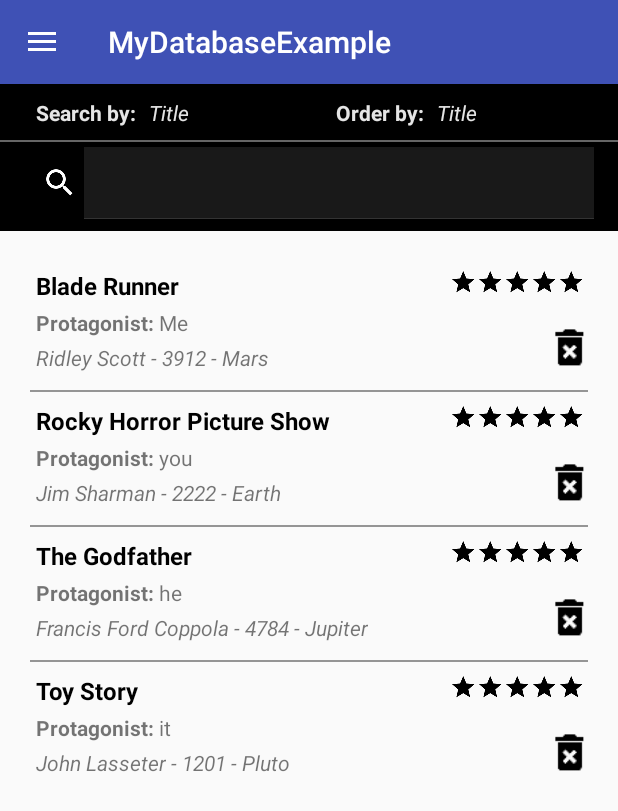
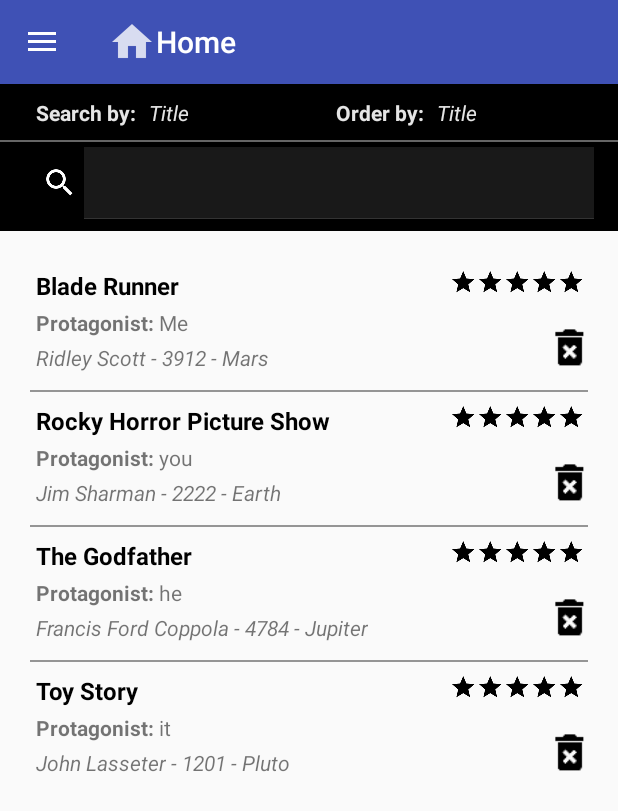
Before and after one commit to CarlosRM/zumodepi-a, an Android app: the InsertFilmActivity screen opened directly, with no data from a screen before it, after a tap on "Switch To RV", on a phone screen of 412 x 824 dp. Shown: the top 811 px of the screen. Run offline under Robolectric (Android 15) with nearby library versions, the phone set to English and light mode, and no system bars; 1 other tap on this screen came first.

Commit message:
Cambios estéticos

```diff
--- a/app/src/main/java/com/example/pr_idi/mydatabaseexample/InsertFilmActivity.java
+++ b/app/src/main/java/com/example/pr_idi/mydatabaseexample/InsertFilmActivity.java
@@ -91,9 +91,12 @@ public class InsertFilmActivity extends AppCompatActivity {
         NavigationView navView = (NavigationView) findViewById(R.id.navMenu);
         DrawerLayout navDrawer = (DrawerLayout) findViewById(R.id.drawerLayout);
 
+        navView.getMenu().getItem(1).setChecked(true);
+
         navView.setNavigationItemSelectedListener(new NavMenuListener(this, navDrawer));
 
         Toolbar toolbar = (Toolbar) findViewById(R.id.toolbar);
+        toolbar.setTitle("Add a new Film");
         setSupportActionBar(toolbar);
 
         ActionBarDrawerToggle toggle = new ActionBarDrawerToggle(
--- a/app/src/main/java/com/example/pr_idi/mydatabaseexample/RecyclerViewActivity.java
+++ b/app/src/main/java/com/example/pr_idi/mydatabaseexample/RecyclerViewActivity.java
@@ -54,11 +54,15 @@ public class RecyclerViewActivity extends AppCompatActivity implements RecyclerA
         setContentView(R.layout.activity_recycler_view);
 
         Toolbar toolbar = (Toolbar) findViewById(R.id.toolbar);
+        toolbar.setTitle("Home");
+        toolbar.setLogo(R.drawable.ic_home);
         setSupportActionBar(toolbar);
         initializeViews();
 
         NavigationView navView = (NavigationView) findViewById(R.id.navMenu);
         DrawerLayout navDrawer = (DrawerLayout) findViewById(R.id.drawerLayout);
+
+        navView.getMenu().getItem(0).setChecked(true);
 
         navView.setNavigationItemSelectedListener(new NavMenuListener(this, navDrawer));
 
@@ -188,8 +192,6 @@ public class RecyclerViewActivity extends AppCompatActivity implements RecyclerA
         recyclerAdapter = new RecyclerAdapter(values,this);
         recyclerView.setAdapter(recyclerAdapter);
         recyclerAdapter.setItemClickCallback(this);
-
-
     }
 
     @Override
```
Also changed, not shown: app/src/main/res/menu/main_menu.xml (+6 -3 lines), app/src/main/res/drawable-hdpi/ic_home.png (added), app/src/main/res/drawable-mdpi/ic_home.png (added), app/src/main/res/drawable-xhdpi/ic_home.png (added), app/src/main/res/drawable-xxhdpi/ic_home.png (added).
